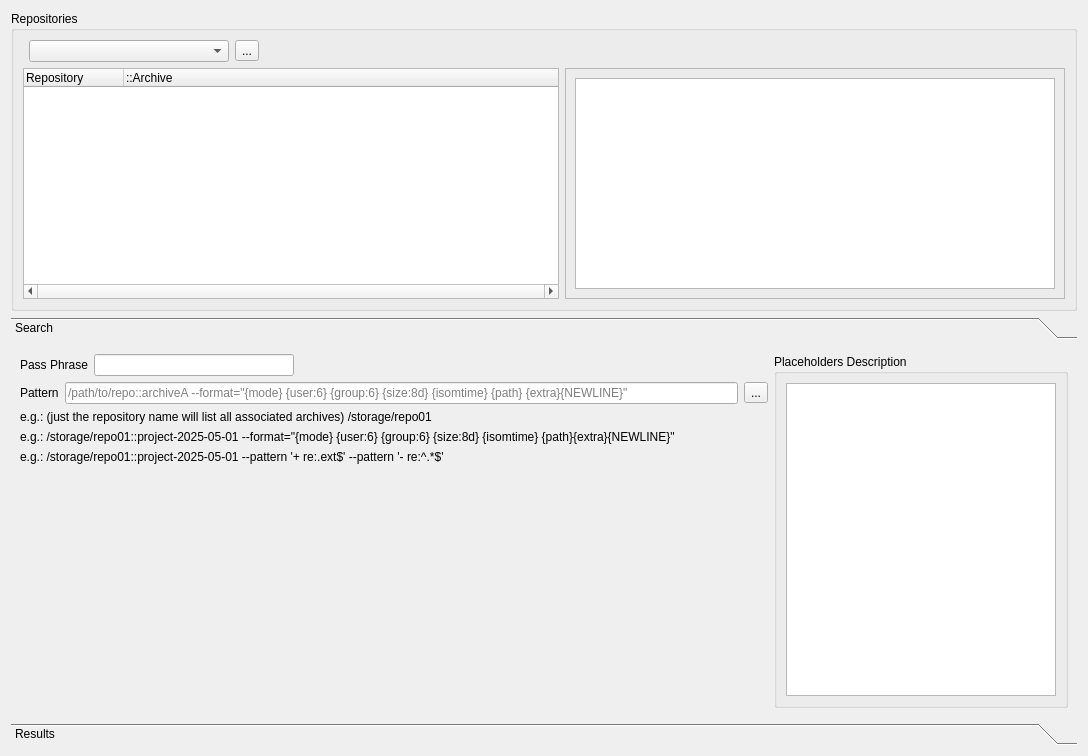
First picture: the form in src/formlistings.ui, repository vcputtini/BorgPilot, before the edit.
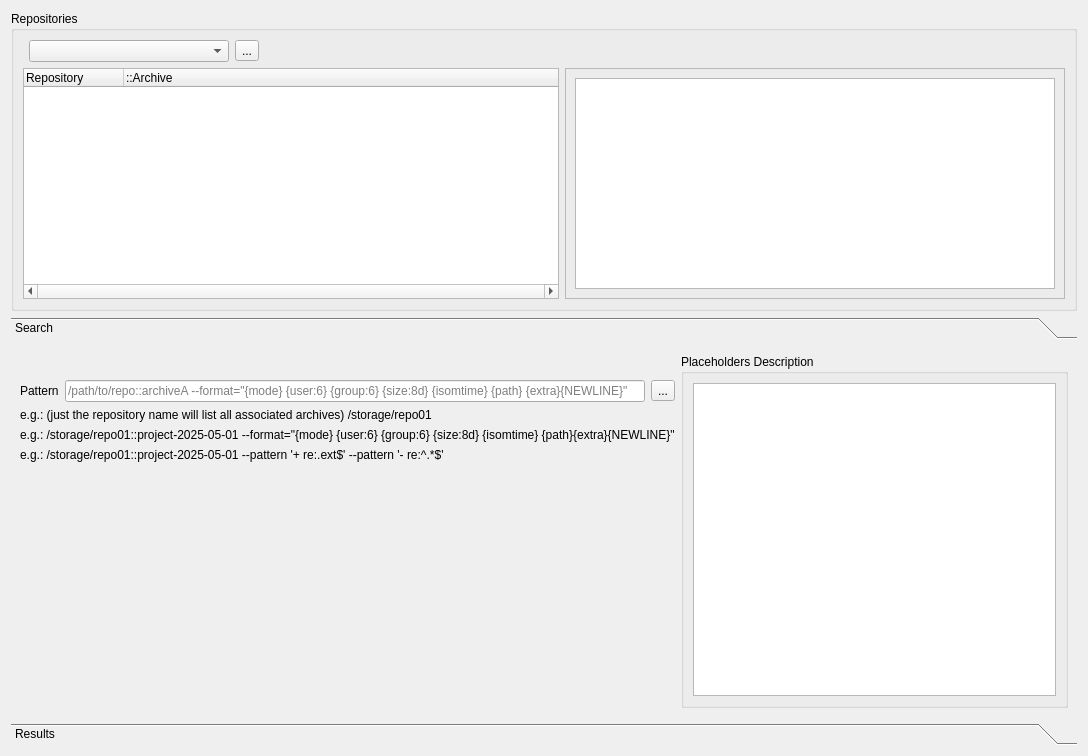
Second picture: the form after the edit. Icons and pictures are not drawn. Custom widgets are drawn as their Qt base class.

Diff of the .ui file:
```diff
--- a/src/formlistings.ui
+++ b/src/formlistings.ui
@@ -174,30 +174,80 @@
        <string>Search</string>
       </attribute>
       <layout class="QGridLayout" name="gridLayout_6">
-       <item row="0" column="0">
-        <widget class="QLabel" name="label_2">
-         <property name="text">
-          <string>Pass Phrase</string>
+       <item row="2" column="0" colspan="2">
+        <layout class="QVBoxLayout" name="verticalLayout">
+         <item>
+          <widget class="QLabel" name="label_Ex02_2">
+           <property name="text">
+            <string>e.g.: (just the repository name will list all associated archives) /storage/repo01</string>
+           </property>
+          </widget>
+         </item>
+         <item>
+          <widget class="QLabel" name="label_Ex01">
+           <property name="text">
+            <string>e.g.: /storage/repo01::project-2025-05-01 --format=&quot;{mode} {user:6} {group:6} {size:8d} {isomtime} {path}{extra}{NEWLINE}&quot;</string>
+           </property>
+          </widget>
+         </item>
+         <item>
+          <widget class="QLabel" name="label_Ex02">
+           <property name="text">
+            <string>e.g.: /storage/repo01::project-2025-05-01 --pattern '+ re:.ext$' --pattern '- re:^.*$'</string>
+           </property>
+          </widget>
+         </item>
+        </layout>
+       </item>
+       <item row="3" column="1">
+        <spacer name="verticalSpacer">
+         <property name="orientation">
+          <enum>Qt::Orientation::Vertical</enum>
          </property>
-        </widget>
+         <property name="sizeHint" stdset="0">
+          <size>
+           <width>20</width>
+           <height>207</height>
+          </size>
+         </property>
+        </spacer>
+       </item>
+       <item row="1" column="0" colspan="2">
+        <layout class="QHBoxLayout" name="horizontalLayout">
+         <item>
+          <widget class="QLabel" name="label">
+           <property name="text">
+            <string>Pattern</string>
+           </property>
+          </widget>
+         </item>
+         <item>
+          <widget class="QLineEdit" name="lineEdit_Pattern">
+           <property name="placeholderText">
+            <string>/path/to/repo::archiveA --format=&quot;{mode} {user:6} {group:6} {size:8d} {isomtime} {path} {extra}{NEWLINE}&quot;</string>
+           </property>
+           <property name="clearButtonEnabled">
+            <bool>true</bool>
+           </property>
+          </widget>
+         </item>
+         <item>
+          <widget class="QToolButton" name="toolButton_ExecSearch">
+           <property name="toolTip">
+            <string>&lt;html&gt;&lt;head/&gt;&lt;body&gt;&lt;p&gt;Run Search&lt;/p&gt;&lt;/body&gt;&lt;/html&gt;</string>
+           </property>
+           <property name="text">
+            <string>...</string>
+           </property>
+           <property name="icon">
+            <iconset resource="qBorgPilot.qrc">
+             <normaloff>:/images/exec-general-mono.png</normaloff>:/images/exec-general-mono.png</iconset>
+           </property>
+          </widget>
+         </item>
+        </layout>
        </item>
        <item row="0" column="1">
-        <widget class="QLineEdit" name="lineEdit_PassPhrase">
-         <property name="maximumSize">
-          <size>
-           <width>200</width>
-           <height>16777215</height>
-          </size>
-         </property>
-         <property name="maxLength">
-          <number>20</number>
-         </property>
-         <property name="clearButtonEnabled">
-          <bool>true</bool>
-         </property>
-        </widget>
-       </item>
-       <item row="0" column="2">
         <spacer name="horizontalSpacer">
          <property name="orientation">
           <enum>Qt::Orientation::Horizontal</enum>
@@ -210,7 +260,7 @@
          </property>
         </spacer>
        </item>
-       <item row="0" column="3" rowspan="4">
+       <item row="0" column="2" rowspan="4">
         <widget class="QGroupBox" name="groupBox">
          <property name="title">
           <string>Placeholders Description</string>
@@ -238,79 +288,6 @@
          </layout>
         </widget>
        </item>
-       <item row="1" column="0" colspan="3">
-        <layout class="QHBoxLayout" name="horizontalLayout">
-         <item>
-          <widget class="QLabel" name="label">
-           <property name="text">
-            <string>Pattern</string>
-           </property>
-          </widget>
-         </item>
-         <item>
-          <widget class="QLineEdit" name="lineEdit_Pattern">
-           <property name="placeholderText">
-            <string>/path/to/repo::archiveA --format=&quot;{mode} {user:6} {group:6} {size:8d} {isomtime} {path} {extra}{NEWLINE}&quot;</string>
-           </property>
-           <property name="clearButtonEnabled">
-            <bool>true</bool>
-           </property>
-          </widget>
-         </item>
-         <item>
-          <widget class="QToolButton" name="toolButton_ExecSearch">
-           <property name="toolTip">
-            <string>&lt;html&gt;&lt;head/&gt;&lt;body&gt;&lt;p&gt;Run Search&lt;/p&gt;&lt;/body&gt;&lt;/html&gt;</string>
-           </property>
-           <property name="text">
-            <string>...</string>
-           </property>
-           <property name="icon">
-            <iconset resource="qBorgPilot.qrc">
-             <normaloff>:/images/exec-general-mono.png</normaloff>:/images/exec-general-mono.png</iconset>
-           </property>
-          </widget>
-         </item>
-        </layout>
-       </item>
-       <item row="2" column="0" colspan="3">
-        <layout class="QVBoxLayout" name="verticalLayout">
-         <item>
-          <widget class="QLabel" name="label_Ex02_2">
-           <property name="text">
-            <string>e.g.: (just the repository name will list all associated archives) /storage/repo01</string>
-           </property>
-          </widget>
-         </item>
-         <item>
-          <widget class="QLabel" name="label_Ex01">
-           <property name="text">
-            <string>e.g.: /storage/repo01::project-2025-05-01 --format=&quot;{mode} {user:6} {group:6} {size:8d} {isomtime} {path}{extra}{NEWLINE}&quot;</string>
-           </property>
-          </widget>
-         </item>
-         <item>
-          <widget class="QLabel" name="label_Ex02">
-           <property name="text">
-            <string>e.g.: /storage/repo01::project-2025-05-01 --pattern '+ re:.ext$' --pattern '- re:^.*$'</string>
-           </property>
-          </widget>
-         </item>
-        </layout>
-       </item>
-       <item row="3" column="2">
-        <spacer name="verticalSpacer">
-         <property name="orientation">
-          <enum>Qt::Orientation::Vertical</enum>
-         </property>
-         <property name="sizeHint" stdset="0">
-          <size>
-           <width>20</width>
-           <height>207</height>
-          </size>
-         </property>
-        </spacer>
-       </item>
       </layout>
      </widget>
      <widget class="QWidget" name="page_Listing">
```
